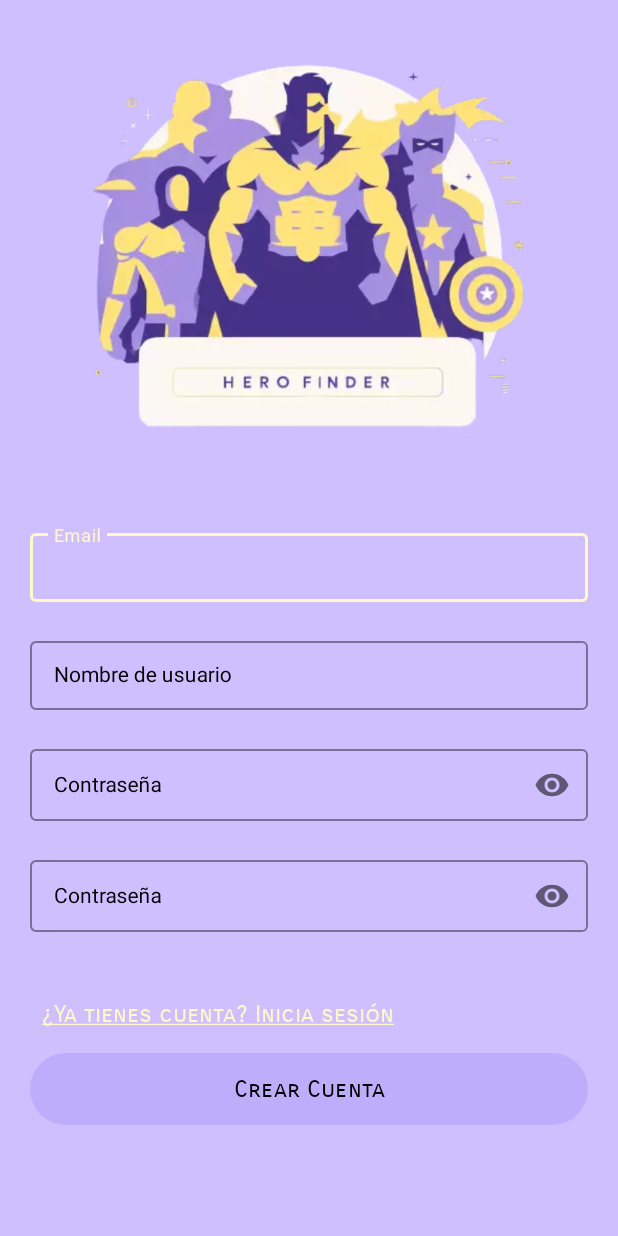
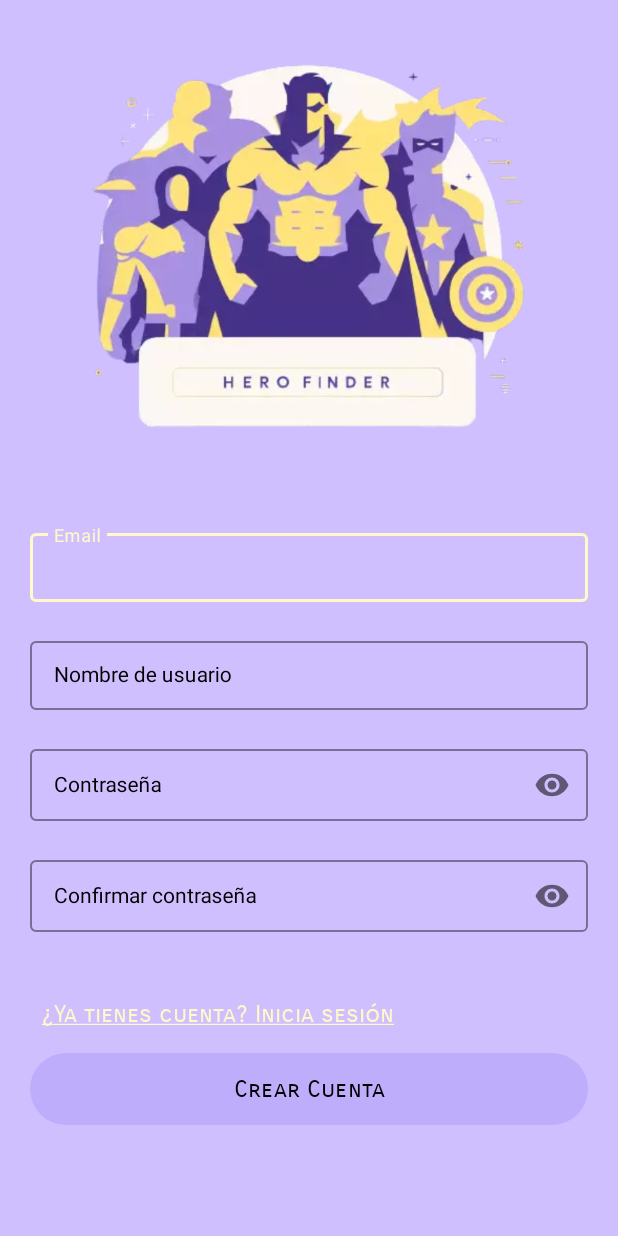
Before and after one commit to InfiniteNel/hero-finder-app, an Android app: the SignupActivity screen opened directly, with no data from a screen before it, on a phone screen of 412 x 824 dp. Run offline under Robolectric (Android 15) with nearby library versions, the phone set to English and light mode, and no system bars; our stand-ins replace Dagger/Hilt's generated code; 1 statement that could not run was skipped.

Commit message:
Cambiado en SignupActivity. Cambiado hint de "tietSignupRepeatPassword".

```diff
--- a/app/src/main/res/layout/activity_signup.xml
+++ b/app/src/main/res/layout/activity_signup.xml
@@ -98,7 +98,7 @@
             style="@style/FormEditText"
             android:layout_width="match_parent"
             android:layout_height="match_parent"
-            android:hint="@string/tietPasswordText"
+            android:hint="@string/tietRepeatPasswordText"
             android:inputType="textPassword" />
     </com.google.android.material.textfield.TextInputLayout>
 
--- a/app/src/main/res/values/strings.xml
+++ b/app/src/main/res/values/strings.xml
@@ -57,6 +57,7 @@
     <!-- SignupActivity -->
     <string name="titleActivitySignup">SignupActivity</string>
     <string name="tietUsernameText">Nombre de usuario</string>
+    <string name="tietRepeatPasswordText">Confirmar contraseña</string>
     <string name="btSignupText">Crear Cuenta</string>
     <string name="tvToLoginText"><u>¿Ya tienes cuenta? Inicia sesión</u></string>
 </resources>
```
